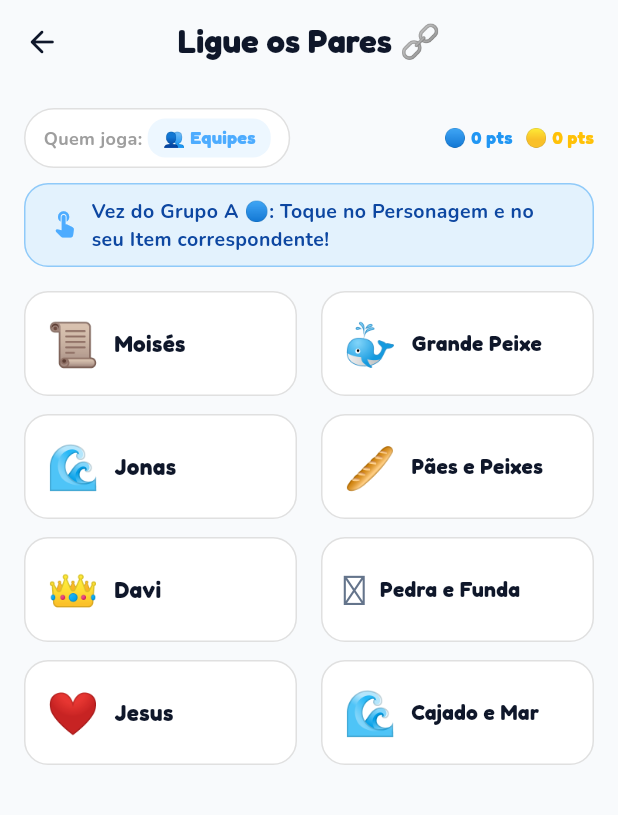
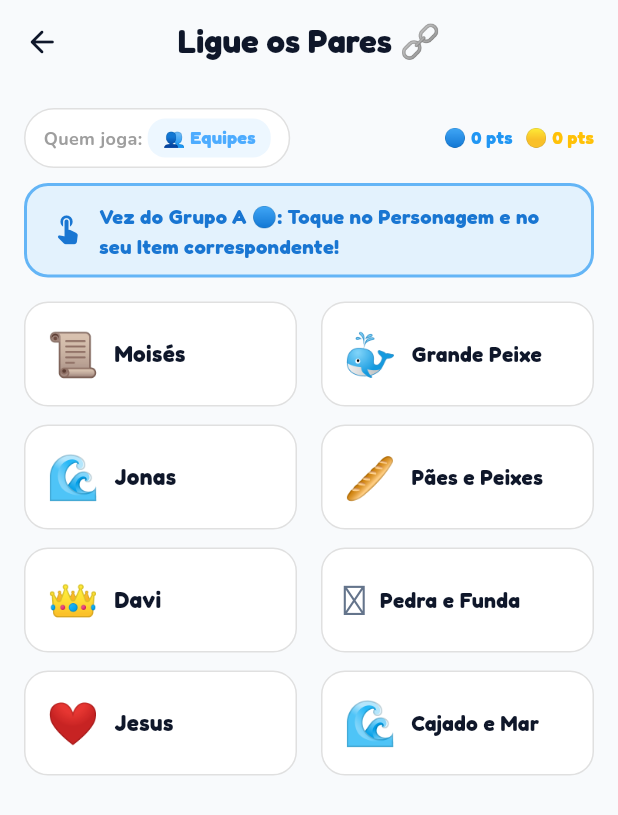
Before and after one commit to wandersonrossini-boop/salinha-das-criancas, a Flutter app: the MatchPairsScreen screen opened directly, after a tap on "👥 Equipes", after a tap on "👤 Alunos", after a tap on "Grande Peixe", on a phone screen of 412 x 824 dp. Shown: the top 815 px of the screen. Run offline on Flutter 3.47's test engine with Material 3 defaults, Android fonts, the phone set to English and light mode, and no system bars; our stand-ins replace audioplayers, cloud_firestore, firebase_auth, firebase_core, flutter_fortune_wheel, google_fonts and 3 more; accounts and stored records are empty.

Commit message:
fix: corrige gestao de turnos no Ligue os Pares alternando equipes ao acertar e ao errar com feedback visual e sonoro

```diff
--- a/lib/features/games/screens/match_pairs_screen.dart
+++ b/lib/features/games/screens/match_pairs_screen.dart
@@ -1,4 +1,4 @@
-import 'dart:math';
+import 'dart:async';
 import 'package:flutter/material.dart';
 import '../../../core/theme/app_colors.dart';
 import '../../../core/db/database_helper.dart';
@@ -41,9 +41,12 @@ class _MatchPairsScreenState extends State<MatchPairsScreen> {
   List<MatchPair> _shuffledRight = [];
 
   String? _selectedLeftId;
+  String? _errorLeftId;
+  String? _errorRightId;
+  bool _isProcessingError = false;
+
   Set<String> _matchedIds = {};
   String _playMode = 'Equipes'; // 'Equipes' ou 'Alunos'
-  String _lessonTheme = 'Aula de Hoje';
   int _activeTeamIndex = 0; // 0: Grupo A 🔵, 1: Grupo B 🟡
   final List<String> _teamNames = ['Grupo A 🔵', 'Grupo B 🟡'];
   final Map<String, int> _scores = {'Grupo A 🔵': 0, 'Grupo B 🟡': 0};
@@ -58,9 +61,7 @@ class _MatchPairsScreenState extends State<MatchPairsScreen> {
   Future<void> _loadLessonData() async {
     final plan = await DatabaseHelper.instance.fetchLessonOfTheWeek();
     if (plan != null) {
-      setState(() {
-        _lessonTheme = plan.title;
-      });
+      // Data loaded
     }
   }
 
@@ -71,34 +72,44 @@ class _MatchPairsScreenState extends State<MatchPairsScreen> {
 
     setState(() {
       _selectedLeftId = null;
+      _errorLeftId = null;
+      _errorRightId = null;
+      _isProcessingError = false;
       _matchedIds.clear();
     });
   }
 
   void _selectLeft(String id) {
-    if (_matchedIds.contains(id)) return;
+    if (_matchedIds.contains(id) || _isProcessingError) return;
     setState(() {
       _selectedLeftId = id;
+      _errorLeftId = null;
+      _errorRightId = null;
     });
   }
 
   void _selectRight(String id) {
-    if (_selectedLeftId == null || _matchedIds.contains(id)) return;
+    if (_selectedLeftId == null || _matchedIds.contains(id) || _isProcessingError) return;
 
     if (_selectedLeftId == id) {
-      // Match correto!
+      // MATCH CORRETO
       AudioService.instance.playVictory();
 
       final currentScorer = _playMode == 'Equipes' ? _teamNames[_activeTeamIndex] : 'Aluno';
+
       if (_playMode == 'Equipes') {
         _scores[currentScorer] = (_scores[currentScorer] ?? 0) + 10;
+        // Alterna turno para a próxima equipe
         _activeTeamIndex = (_activeTeamIndex + 1) % 2;
       }
 
+      final nextTeamName = _playMode == 'Equipes' ? _teamNames[_activeTeamIndex] : 'Próximo Aluno';
+
+      ScaffoldMessenger.of(context).hideCurrentSnackBar();
       ScaffoldMessenger.of(context).showSnackBar(
         SnackBar(
-          content: Text('🎉 $currentScorer acertou! +10 pts 🎯', style: const TextStyle(fontFamily: 'Fredoka', fontWeight: FontWeight.bold)),
-          duration: const Duration(milliseconds: 1500),
+          content: Text('🎉 $currentScorer acertou! +10 pts 🎯 (Vez do $nextTeamName)', style: const TextStyle(fontFamily: 'Fredoka', fontWeight: FontWeight.bold)),
+          duration: const Duration(milliseconds: 1800),
           backgroundColor: Colors.green.shade600,
         ),
       );
@@ -106,22 +117,49 @@ class _MatchPairsScreenState extends State<MatchPairsScreen> {
       setState(() {
         _matchedIds.add(id);
         _selectedLeftId = null;
+        _errorLeftId = null;
+        _errorRightId = null;
       });
 
       if (_matchedIds.length == _activePairs.length) {
         _showVictoryDialog();
       }
     } else {
-      // Incorreto
+      // COMBINAÇÃO INCORRETA
+      AudioService.instance.playExplosionOrWhistle();
+      final currentTeam = _playMode == 'Equipes' ? _teamNames[_activeTeamIndex] : 'Aluno';
+
+      // Alterna o turno para a próxima equipe mesmo ao errar
+      if (_playMode == 'Equipes') {
+        _activeTeamIndex = (_activeTeamIndex + 1) % 2;
+      }
+
+      final nextTeam = _playMode == 'Equipes' ? _teamNames[_activeTeamIndex] : 'Próximo Aluno';
+
+      setState(() {
+        _errorLeftId = _selectedLeftId;
+        _errorRightId = id;
+        _selectedLeftId = null;
+        _isProcessingError = true;
+      });
+
+      ScaffoldMessenger.of(context).hideCurrentSnackBar();
       ScaffoldMessenger.of(context).showSnackBar(
-        const SnackBar(
-          content: Text('Tente novamente! Associe a figura correspondente.'),
-          duration: Duration(milliseconds: 1000),
-          backgroundColor: Colors.orange,
+        SnackBar(
+          content: Text('❌ $currentTeam errou! Passou a vez para o $nextTeam!', style: const TextStyle(fontFamily: 'Fredoka', fontWeight: FontWeight.bold)),
+          duration: const Duration(milliseconds: 1800),
+          backgroundColor: Colors.red.shade600,
         ),
       );
-      setState(() {
-        _selectedLeftId = null;
+
+      Timer(const Duration(milliseconds: 900), () {
+        if (mounted) {
+          setState(() {
+            _errorLeftId = null;
+            _errorRightId = null;
+            _isProcessingError = false;
+          });
+        }
       });
     }
   }
@@ -167,6 +205,43 @@ class _MatchPairsScreenState extends State<MatchPairsScreen> {
             ],
           ),
         ),
+      ),
+    );
+  }
+
+  Widget _buildBanner() {
+    final activeColor = _playMode == 'Equipes'
+        ? (_activeTeamIndex == 0 ? Colors.blue.shade700 : Colors.amber.shade900)
+        : AppColors.azulCeleste;
+    final activeBg = _playMode == 'Equipes'
+        ? (_activeTeamIndex == 0 ? Colors.blue.shade50 : Colors.amber.shade50)
+        : Colors.blue.shade50;
+    final activeBorder = _playMode == 'Equipes'
+        ? (_activeTeamIndex == 0 ? Colors.blue.shade300 : Colors.amber.shade400)
+        : Colors.blue.shade200;
+
+    final bannerText = _playMode == 'Equipes'
+        ? 'Vez do ${_teamNames[_activeTeamIndex]}: Toque no Personagem e no seu Item correspondente!'
+        : 'Modo Aluno: Toque no Personagem à esquerda e no seu Item à direita para ligar!';
+
+    return Container(
+      padding: const EdgeInsets.symmetric(horizontal: 16, vertical: 10),
+      decoration: BoxDecoration(
+        color: activeBg,
+        borderRadius: BorderRadius.circular(16),
+        border: Border.all(color: activeBorder, width: 2),
+      ),
+      child: Row(
+        children: [
+          Icon(Icons.touch_app_rounded, color: activeColor, size: 22),
+          const SizedBox(width: 10),
+          Expanded(
+            child: Text(
+              bannerText,
+              style: TextStyle(fontFamily: 'Fredoka', fontSize: 13.5, fontWeight: FontWeight.bold, color: activeColor),
+            ),
+          ),
+        ],
       ),
     );
   }
@@ -238,28 +313,7 @@ class _MatchPairsScreenState extends State<MatchPairsScreen> {
                 ],
               ),
               const SizedBox(height: 10),
-              Container(
-                padding: const EdgeInsets.symmetric(horizontal: 16, vertical: 8),
-                decoration: BoxDecoration(
-                  color: Colors.blue.shade50,
-                  borderRadius: BorderRadius.circular(16),
-                  border: Border.all(color: Colors.blue.shade200),
-                ),
-                child: Row(
-                  children: [
-                    const Icon(Icons.touch_app_rounded, color: AppColors.azulCeleste, size: 20),
-                    const SizedBox(width: 8),
-                    Expanded(
-                      child: Text(
-                        _playMode == 'Equipes'
-                            ? 'Vez do ${_teamNames[_activeTeamIndex]}: Toque no Personagem e no seu Item correspondente!'
-                            : 'Toque no Personagem à esquerda e no seu Item à direita para ligar!',
-                        style: TextStyle(fontFamily: 'Nunito', fontSize: 13, fontWeight: FontWeight.bold, color: Colors.blue.shade900),
-                      ),
-                    ),
-                  ],
-                ),
-              ),
+              _buildBanner(),
               const SizedBox(height: 16),
               Expanded(
                 child: Row(
@@ -273,6 +327,25 @@ class _MatchPairsScreenState extends State<MatchPairsScreen> {
                           final item = _activePairs[index];
                           final isMatched = _matchedIds.contains(item.id);
                           final isSelected = _selectedLeftId == item.id;
+                          final isError = _errorLeftId == item.id;
+
+                          Color bgColor = Colors.white;
+                          Color borderColor = Colors.grey.shade300;
+                          double borderWidth = 1;
+
+                          if (isMatched) {
+                            bgColor = Colors.green.shade50;
+                            borderColor = Colors.green;
+                            borderWidth = 2.5;
+                          } else if (isError) {
+                            bgColor = Colors.red.shade50;
+                            borderColor = Colors.red;
+                            borderWidth = 2.5;
+                          } else if (isSelected) {
+                            bgColor = Colors.blue.shade100;
+                            borderColor = AppColors.azulCeleste;
+                            borderWidth = 2.5;
+                          }
 
                           return GestureDetector(
                             onTap: () => _selectLeft(item.id),
@@ -280,16 +353,9 @@ class _MatchPairsScreenState extends State<MatchPairsScreen> {
                               duration: const Duration(milliseconds: 200),
                               padding: const EdgeInsets.all(14),
                               decoration: BoxDecoration(
-                                color: isMatched
-                                    ? Colors.green.shade50
-                                    : (isSelected ? Colors.blue.shade100 : Colors.white),
+                                color: bgColor,
                                 borderRadius: BorderRadius.circular(16),
-                                border: Border.all(
-                                  color: isMatched
-                                      ? Colors.green
-                                      : (isSelected ? AppColors.azulCeleste : Colors.grey.shade300),
-                                  width: isSelected || isMatched ? 2.5 : 1,
-                                ),
+                                border: Border.all(color: borderColor, width: borderWidth),
                                 boxShadow: [
                                   if (isSelected)
                                     BoxShadow(color: AppColors.azulCeleste.withOpacity(0.3), blurRadius: 8, spreadRadius: 2)
@@ -306,11 +372,16 @@ class _MatchPairsScreenState extends State<MatchPairsScreen> {
                                         fontFamily: 'Fredoka',
                                         fontSize: 15,
                                         fontWeight: FontWeight.bold,
-                                        color: isMatched ? Colors.green.shade800 : const Color(0xFF0F172A),
+                                        color: isMatched
+                                            ? Colors.green.shade800
+                                            : (isError ? Colors.red.shade800 : const Color(0xFF0F172A)),
                                       ),
                                     ),
                                   ),
-                                  if (isMatched) const Icon(Icons.check_circle_rounded, color: Colors.green, size: 20),
+                                  if (isMatched)
+                                    const Icon(Icons.check_circle_rounded, color: Colors.green, size: 20)
+                                  else if (isError)
+                                    const Icon(Icons.cancel_rounded, color: Colors.red, size: 20),
                                 ],
                               ),
                             ),
@@ -327,6 +398,21 @@ class _MatchPairsScreenState extends State<MatchPairsScreen> {
                         itemBuilder: (context, index) {
                           final item = _shuffledRight[index];
                           final isMatched = _matchedIds.contains(item.id);
+                          final isError = _errorRightId == item.id;
+
+                          Color bgColor = Colors.white;
+                          Color borderColor = Colors.grey.shade300;
+                          double borderWidth = 1;
+
+                          if (isMatched) {
+                            bgColor = Colors.green.shade50;
+                            borderColor = Colors.green;
+                            borderWidth = 2.5;
+                          } else if (isError) {
+                            bgColor = Colors.red.shade50;
+                            borderColor = Colors.red;
+                            borderWidth = 2.5;
+                          }
 
                           return GestureDetector(
                             onTap: () => _selectRight(item.id),
@@ -334,12 +420,9 @@ class _MatchPairsScreenState extends State<MatchPairsScreen> {
                               duration: const Duration(milliseconds: 200),
                               padding: const EdgeInsets.all(14),
                               decoration: BoxDecoration(
-                                color: isMatched ? Colors.green.shade50 : Colors.white,
+                                color: bgColor,
                                 borderRadius: BorderRadius.circular(16),
-                                border: Border.all(
-                                  color: isMatched ? Colors.green : Colors.grey.shade300,
-                                  width: isMatched ? 2.5 : 1,
-                                ),
+                                border: Border.all(color: borderColor, width: borderWidth),
                               ),
                               child: Row(
                                 children: [
@@ -352,11 +435,16 @@ class _MatchPairsScreenState extends State<MatchPairsScreen> {
                                         fontFamily: 'Fredoka',
                                         fontSize: 14,
                                         fontWeight: FontWeight.bold,
-                                        color: isMatched ? Colors.green.shade800 : const Color(0xFF0F172A),
+                                        color: isMatched
+                                            ? Colors.green.shade800
+                                            : (isError ? Colors.red.shade800 : const Color(0xFF0F172A)),
                                       ),
                                     ),
                                   ),
-                                  if (isMatched) const Icon(Icons.check_circle_rounded, color: Colors.green, size: 20),
+                                  if (isMatched)
+                                    const Icon(Icons.check_circle_rounded, color: Colors.green, size: 20)
+                                  else if (isError)
+                                    const Icon(Icons.cancel_rounded, color: Colors.red, size: 20),
                                 ],
                               ),
                             ),
```
